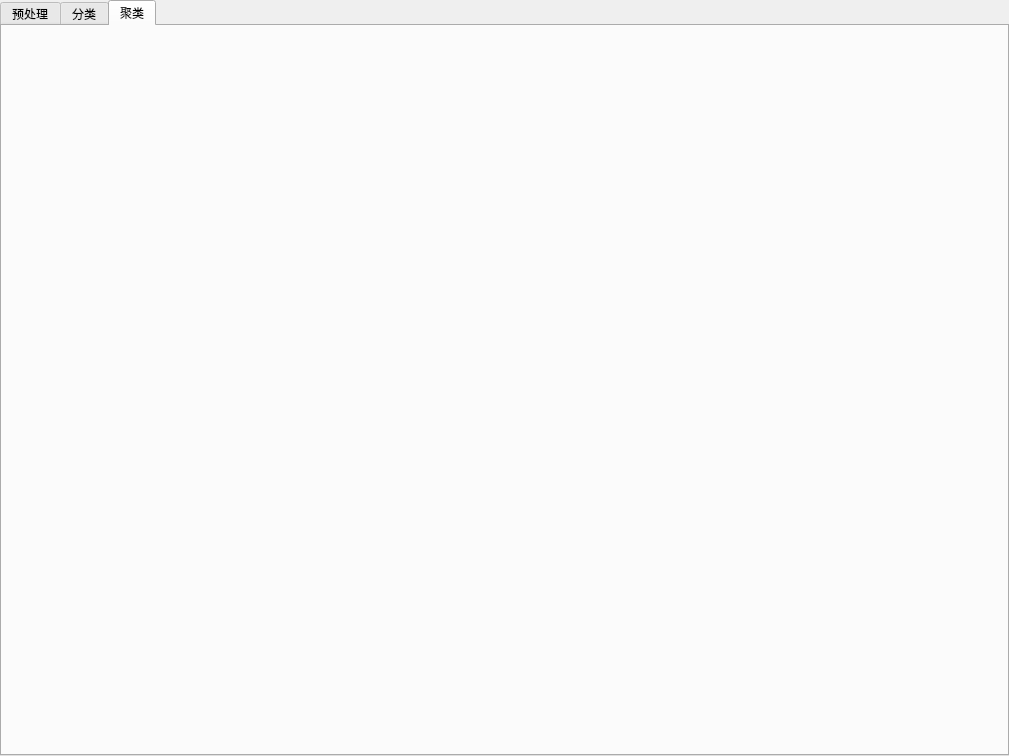
First picture: the form in gui/designUI/Main.ui, repository ccreeper/weka-forpy, before the edit.
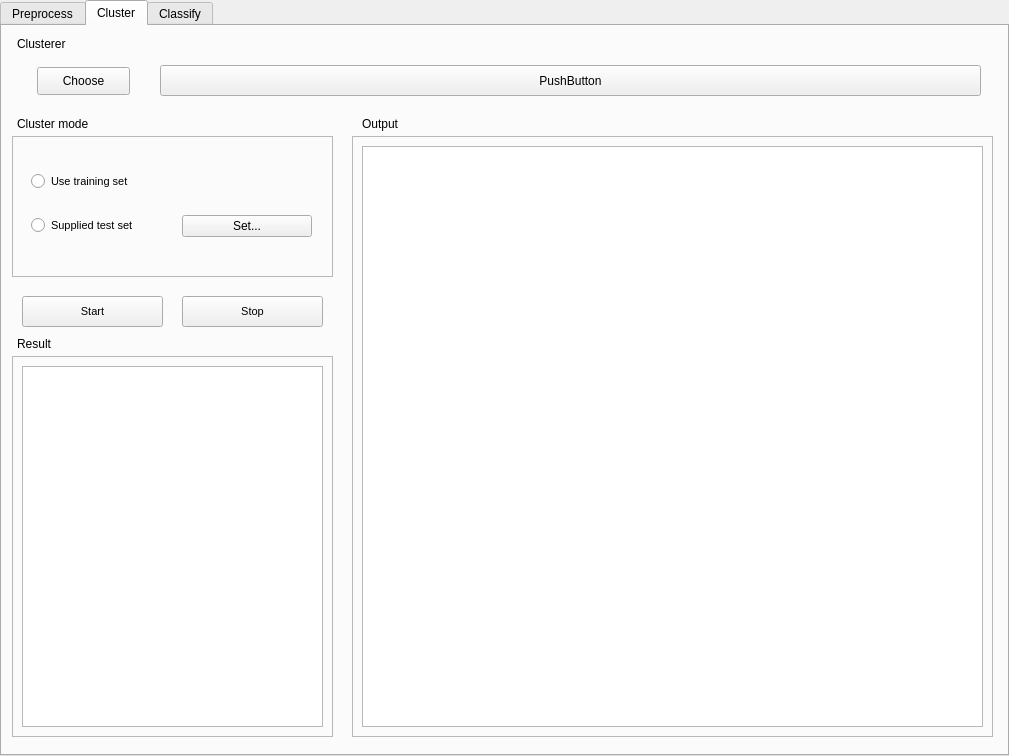
Second picture: the form after the edit. The open tabs and pages were chosen to show the change. Custom widgets are drawn as their Qt base class.

Commit message: cluster start

Patch:
```diff
--- a/gui/designUI/Main.ui
+++ b/gui/designUI/Main.ui
@@ -34,7 +34,7 @@
       <bool>true</bool>
      </property>
      <attribute name="title">
-      <string>预处理</string>
+      <string>Preprocess</string>
      </attribute>
      <widget class="QFrame" name="frame">
       <property name="geometry">
@@ -753,9 +753,283 @@
      <zorder>label_9</zorder>
      <zorder>chose_btn</zorder>
     </widget>
+    <widget class="QWidget" name="tab_3">
+     <attribute name="title">
+      <string>Cluster</string>
+     </attribute>
+     <widget class="QPushButton" name="start_btn_cluster">
+      <property name="geometry">
+       <rect>
+        <x>20</x>
+        <y>270</y>
+        <width>141</width>
+        <height>31</height>
+       </rect>
+      </property>
+      <property name="font">
+       <font>
+        <pointsize>8</pointsize>
+       </font>
+      </property>
+      <property name="text">
+       <string>Start</string>
+      </property>
+     </widget>
+     <widget class="QLabel" name="label_19">
+      <property name="geometry">
+       <rect>
+        <x>15</x>
+        <y>90</y>
+        <width>111</width>
+        <height>16</height>
+       </rect>
+      </property>
+      <property name="text">
+       <string>Cluster mode</string>
+      </property>
+     </widget>
+     <widget class="QLabel" name="label_21">
+      <property name="geometry">
+       <rect>
+        <x>360</x>
+        <y>90</y>
+        <width>111</width>
+        <height>16</height>
+       </rect>
+      </property>
+      <property name="text">
+       <string>Output</string>
+      </property>
+     </widget>
+     <widget class="QPushButton" name="stop_btn_cluster">
+      <property name="geometry">
+       <rect>
+        <x>180</x>
+        <y>270</y>
+        <width>141</width>
+        <height>31</height>
+       </rect>
+      </property>
+      <property name="font">
+       <font>
+        <pointsize>8</pointsize>
+       </font>
+      </property>
+      <property name="text">
+       <string>Stop</string>
+      </property>
+     </widget>
+     <widget class="QFrame" name="frame_6">
+      <property name="geometry">
+       <rect>
+        <x>10</x>
+        <y>110</y>
+        <width>321</width>
+        <height>141</height>
+       </rect>
+      </property>
+      <property name="frameShape">
+       <enum>QFrame::StyledPanel</enum>
+      </property>
+      <property name="frameShadow">
+       <enum>QFrame::Raised</enum>
+      </property>
+      <widget class="QWidget" name="">
+       <property name="geometry">
+        <rect>
+         <x>19</x>
+         <y>29</y>
+         <width>281</width>
+         <height>81</height>
+        </rect>
+       </property>
+       <layout class="QVBoxLayout" name="verticalLayout_3">
+        <property name="spacing">
+         <number>17</number>
+        </property>
+        <property name="topMargin">
+         <number>0</number>
+        </property>
+        <item>
+         <widget class="QRadioButton" name="train_radio_cluster">
+          <property name="font">
+           <font>
+            <pointsize>8</pointsize>
+           </font>
+          </property>
+          <property name="text">
+           <string>Use training set</string>
+          </property>
+         </widget>
+        </item>
+        <item>
+         <layout class="QHBoxLayout" name="horizontalLayout_17" stretch="0,0">
+          <property name="spacing">
+           <number>20</number>
+          </property>
+          <item>
+           <widget class="QRadioButton" name="test_radio_cluster">
+            <property name="font">
+             <font>
+              <pointsize>8</pointsize>
+             </font>
+            </property>
+            <property name="text">
+             <string>Supplied test set</string>
+            </property>
+           </widget>
+          </item>
+          <item>
+           <widget class="QPushButton" name="test_set_btn_cluster">
+            <property name="sizePolicy">
+             <sizepolicy hsizetype="Minimum" vsizetype="Fixed">
+              <horstretch>0</horstretch>
+              <verstretch>0</verstretch>
+             </sizepolicy>
+            </property>
+            <property name="text">
+             <string>Set...</string>
+            </property>
+           </widget>
+          </item>
+         </layout>
+        </item>
+       </layout>
+      </widget>
+     </widget>
+     <widget class="QLabel" name="label_22">
+      <property name="geometry">
+       <rect>
+        <x>15</x>
+        <y>10</y>
+        <width>91</width>
+        <height>16</height>
+       </rect>
+      </property>
+      <property name="text">
+       <string>Clusterer</string>
+      </property>
+     </widget>
+     <widget class="TreeNodeButton" name="choose_cluster">
+      <property name="geometry">
+       <rect>
+        <x>35</x>
+        <y>41</y>
+        <width>93</width>
+        <height>28</height>
+       </rect>
+      </property>
+      <property name="text">
+       <string>Choose</string>
+      </property>
+     </widget>
+     <widget class="QFrame" name="frame_7">
+      <property name="geometry">
+       <rect>
+        <x>10</x>
+        <y>330</y>
+        <width>321</width>
+        <height>381</height>
+       </rect>
+      </property>
+      <property name="frameShape">
+       <enum>QFrame::StyledPanel</enum>
+      </property>
+      <property name="frameShadow">
+       <enum>QFrame::Raised</enum>
+      </property>
+      <widget class="ResultHistoryPanel" name="resultList_cluster">
+       <property name="geometry">
+        <rect>
+         <x>10</x>
+         <y>10</y>
+         <width>301</width>
+         <height>361</height>
+        </rect>
+       </property>
+      </widget>
+     </widget>
+     <widget class="QFrame" name="frame_8">
+      <property name="geometry">
+       <rect>
+        <x>14</x>
+        <y>30</y>
+        <width>981</width>
+        <height>51</height>
+       </rect>
+      </property>
+     </widget>
+     <widget class="QFrame" name="frame_9">
+      <property name="geometry">
+       <rect>
+        <x>350</x>
+        <y>110</y>
+        <width>641</width>
+        <height>601</height>
+       </rect>
+      </property>
+      <property name="frameShape">
+       <enum>QFrame::StyledPanel</enum>
+      </property>
+      <property name="frameShadow">
+       <enum>QFrame::Raised</enum>
+      </property>
+      <widget class="QTextEdit" name="outText_cluster">
+       <property name="geometry">
+        <rect>
+         <x>10</x>
+         <y>10</y>
+         <width>621</width>
+         <height>581</height>
+        </rect>
+       </property>
+      </widget>
+     </widget>
+     <widget class="QLabel" name="label_23">
+      <property name="geometry">
+       <rect>
+        <x>15</x>
+        <y>310</y>
+        <width>111</width>
+        <height>16</height>
+       </rect>
+      </property>
+      <property name="text">
+       <string>Result</string>
+      </property>
+     </widget>
+     <widget class="QPushButton" name="option_cluster">
+      <property name="geometry">
+       <rect>
+        <x>158</x>
+        <y>39</y>
+        <width>821</width>
+        <height>31</height>
+       </rect>
+      </property>
+      <property name="contextMenuPolicy">
+       <enum>Qt::PreventContextMenu</enum>
+      </property>
+      <property name="text">
+       <string>PushButton</string>
+      </property>
+     </widget>
+     <zorder>frame_8</zorder>
+     <zorder>start_btn_cluster</zorder>
+     <zorder>label_19</zorder>
+     <zorder>label_21</zorder>
+     <zorder>stop_btn_cluster</zorder>
+     <zorder>frame_6</zorder>
+     <zorder>label_22</zorder>
+     <zorder>choose_cluster</zorder>
+     <zorder>frame_7</zorder>
+     <zorder>frame_9</zorder>
+     <zorder>label_23</zorder>
+     <zorder>option_cluster</zorder>
+    </widget>
     <widget class="QWidget" name="tab_2">
      <attribute name="title">
-      <string>分类</string>
+      <string>Classify</string>
      </attribute>
      <widget class="TreeNodeButton" name="choose_classifier">
       <property name="geometry">
@@ -1038,23 +1312,45 @@
        </property>
       </widget>
      </widget>
-     <zorder>frame_2</zorder>
-     <zorder>choose_classifier</zorder>
-     <zorder>label_12</zorder>
-     <zorder>label_13</zorder>
-     <zorder>frame_3</zorder>
-     <zorder>classifier_combobox</zorder>
-     <zorder>start_btn</zorder>
-     <zorder>stop_btn</zorder>
-     <zorder>label_15</zorder>
-     <zorder>frame_4</zorder>
-     <zorder>label_17</zorder>
-     <zorder>frame_5</zorder>
-    </widget>
-    <widget class="QWidget" name="tab_3">
-     <attribute name="title">
-      <string>聚类</string>
-     </attribute>
+     <widget class="QFrame" name="frame_10">
+      <property name="geometry">
+       <rect>
+        <x>14</x>
+        <y>30</y>
+        <width>981</width>
+        <height>51</height>
+       </rect>
+      </property>
+     </widget>
+     <widget class="TreeNodeButton" name="choose_classifier">
+      <property name="geometry">
+       <rect>
+        <x>35</x>
+        <y>41</y>
+        <width>93</width>
+        <height>28</height>
+       </rect>
+      </property>
+      <property name="text">
+       <string>Choose</string>
+      </property>
+     </widget>
+     <widget class="QPushButton" name="option_classifier">
+      <property name="geometry">
+       <rect>
+        <x>158</x>
+        <y>39</y>
+        <width>821</width>
+        <height>31</height>
+       </rect>
+      </property>
+      <property name="contextMenuPolicy">
+       <enum>Qt::PreventContextMenu</enum>
+      </property>
+      <property name="text">
+       <string>PushButton</string>
+      </property>
+     </widget>
     </widget>
    </widget>
   </widget>
```
Left out of the diff: 51 changed lines with no effect on the pictures. The commit also changes 37 other files.
